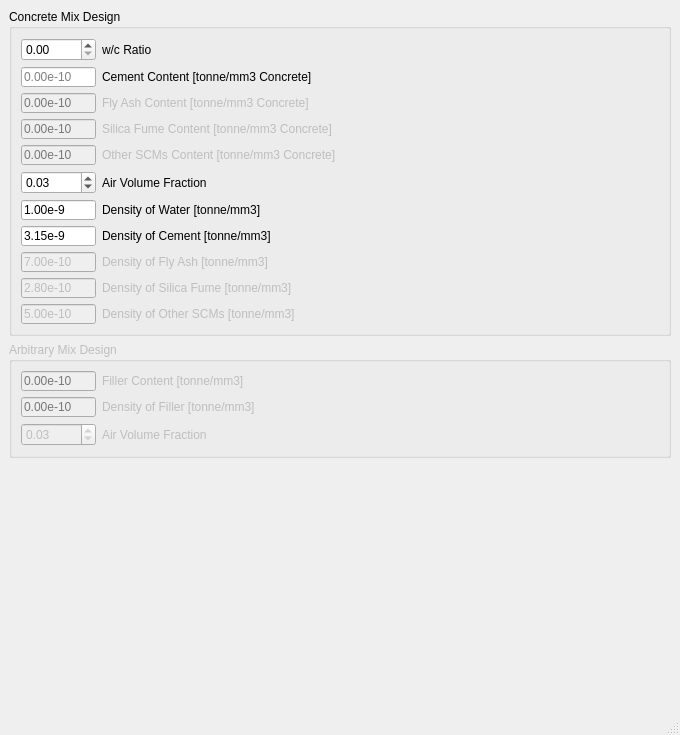
The window that freecad/chronoConcrete/gui/ui/ldpmMixDesign.ui (Concrete-Chrono-Development/chrono-preprocessor) describes before a commit, drawn with Qt 5.
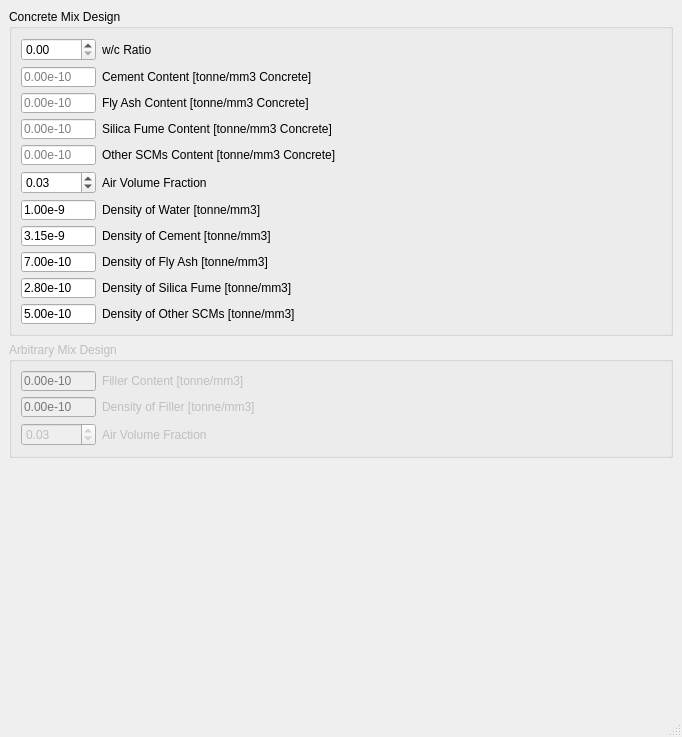
The same window after the commit.

Commit message: Building out gui and added other geometries

```diff
--- a/freecad/chronoConcrete/gui/ui/ldpmMixDesign.ui
+++ b/freecad/chronoConcrete/gui/ui/ldpmMixDesign.ui
@@ -6,8 +6,8 @@
    <rect>
     <x>0</x>
     <y>0</y>
-    <width>680</width>
-    <height>735</height>
+    <width>682</width>
+    <height>737</height>
    </rect>
   </property>
   <property name="sizePolicy">
@@ -101,7 +101,7 @@
          <item>
           <widget class="QLineEdit" name="flyashContent">
            <property name="enabled">
-            <bool>false</bool>
+            <bool>true</bool>
            </property>
            <property name="minimumSize">
             <size>
@@ -126,7 +126,7 @@
          <item>
           <widget class="QLabel" name="label_11">
            <property name="enabled">
-            <bool>false</bool>
+            <bool>true</bool>
            </property>
            <property name="text">
             <string>Fly Ash Content [tonne/mm3 Concrete]</string>
@@ -140,7 +140,7 @@
          <item>
           <widget class="QLineEdit" name="silicaContent">
            <property name="enabled">
-            <bool>false</bool>
+            <bool>true</bool>
            </property>
            <property name="minimumSize">
             <size>
@@ -165,7 +165,7 @@
          <item>
           <widget class="QLabel" name="label_12">
            <property name="enabled">
-            <bool>false</bool>
+            <bool>true</bool>
            </property>
            <property name="text">
             <string>Silica Fume Content [tonne/mm3 Concrete]</string>
@@ -179,7 +179,7 @@
          <item>
           <widget class="QLineEdit" name="scmContent">
            <property name="enabled">
-            <bool>false</bool>
+            <bool>true</bool>
            </property>
            <property name="minimumSize">
             <size>
@@ -204,7 +204,7 @@
          <item>
           <widget class="QLabel" name="label_13">
            <property name="enabled">
-            <bool>false</bool>
+            <bool>true</bool>
            </property>
            <property name="text">
             <string>Other SCMs Content [tonne/mm3 Concrete]</string>
@@ -323,7 +323,7 @@
          <item>
           <widget class="QLineEdit" name="flyashDensity">
            <property name="enabled">
-            <bool>false</bool>
+            <bool>true</bool>
            </property>
            <property name="minimumSize">
             <size>
@@ -348,7 +348,7 @@
          <item>
           <widget class="QLabel" name="label_18">
            <property name="enabled">
-            <bool>false</bool>
+            <bool>true</bool>
            </property>
            <property name="text">
             <string>Density of Fly Ash [tonne/mm3]</string>
@@ -362,7 +362,7 @@
          <item>
           <widget class="QLineEdit" name="silicaDensity">
            <property name="enabled">
-            <bool>false</bool>
+            <bool>true</bool>
            </property>
            <property name="minimumSize">
             <size>
@@ -387,7 +387,7 @@
          <item>
           <widget class="QLabel" name="label_19">
            <property name="enabled">
-            <bool>false</bool>
+            <bool>true</bool>
            </property>
            <property name="text">
             <string>Density of Silica Fume [tonne/mm3]</string>
@@ -401,7 +401,7 @@
          <item>
           <widget class="QLineEdit" name="scmDensity">
            <property name="enabled">
-            <bool>false</bool>
+            <bool>true</bool>
            </property>
            <property name="minimumSize">
             <size>
@@ -426,7 +426,7 @@
          <item>
           <widget class="QLabel" name="label_20">
            <property name="enabled">
-            <bool>false</bool>
+            <bool>true</bool>
            </property>
            <property name="text">
             <string>Density of Other SCMs [tonne/mm3]</string>
@@ -578,7 +578,7 @@
     <rect>
      <x>0</x>
      <y>0</y>
-     <width>680</width>
+     <width>682</width>
      <height>21</height>
     </rect>
    </property>
```
The commit also changes 7 other files.
